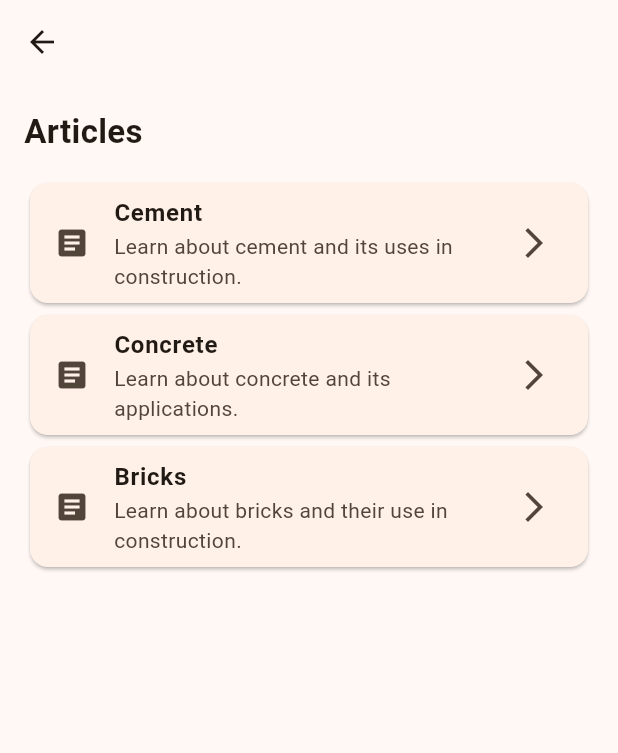
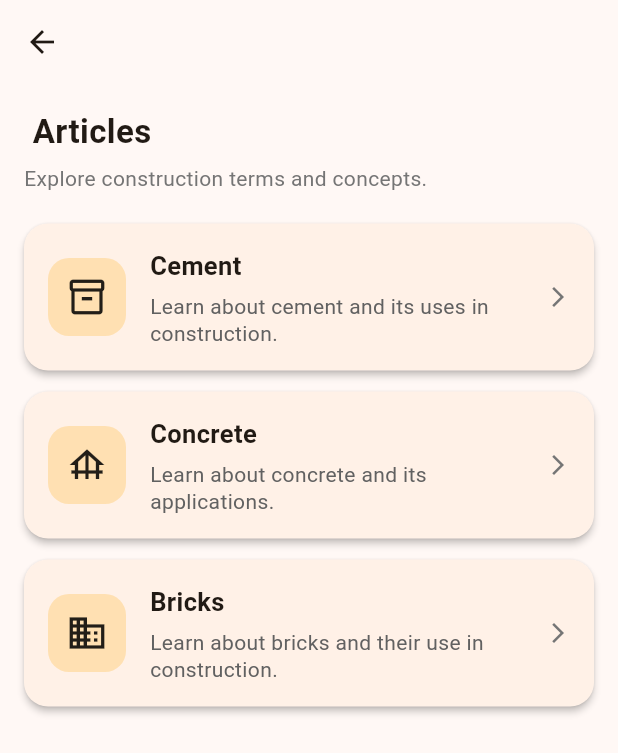
Before and after one commit to build-aayan1219/constropedia, a Flutter app: the CategoryPage screen opened directly with empty values, on a phone screen of 412 x 824 dp. Shown: the top 753 px of the screen. Run offline on Flutter 3.47's test engine with Material 3 defaults, Android fonts, the light colour scheme and no system bars; our stand-ins replace cloud_firestore, firebase_auth, firebase_core; accounts and stored records are empty.

Commit message:
Refactor CategoryPage layout and improve article card presentation

```diff
--- a/lib/screens/category_page.dart
+++ b/lib/screens/category_page.dart
@@ -13,143 +13,175 @@ class CategoryPage extends StatelessWidget {
   Widget build(BuildContext context) {
     return Scaffold(
       appBar: AppBar(
-        title: Text(categoryName),
+        title: Text(
+          categoryName,
+          style: const TextStyle(
+            fontWeight: FontWeight.bold,
+          ),
+        ),
       ),
 
       body: ListView(
         padding: const EdgeInsets.all(16),
 
         children: [
-          const Text(
-            'Articles',
-            style: TextStyle(
+          // PAGE HEADING
+          Text(
+            '$categoryName Articles',
+            style: const TextStyle(
               fontSize: 22,
               fontWeight: FontWeight.bold,
             ),
           ),
 
-          const SizedBox(height: 15),
+          const SizedBox(height: 6),
 
-          // CEMENT
-          Card(
-            child: ListTile(
-              leading: const Icon(
-                Icons.article,
-              ),
-
-              title: const Text(
-                'Cement',
+          Text(
+            'Explore construction terms and concepts.',
             style: TextStyle(
-                  fontWeight: FontWeight.bold,
+              fontSize: 14,
+              color: Colors.grey.shade600,
             ),
           ),
 
-              subtitle: const Text(
+          const SizedBox(height: 20),
+
+          // CEMENT
+          _buildArticleCard(
+            context: context,
+            title: 'Cement',
+            description:
                 'Learn about cement and its uses in construction.',
+            icon: Icons.inventory_2_outlined,
+            articleDescription:
+                'Cement is a binding material commonly used in construction. '
+                'It is mixed with water and other materials to produce '
+                'concrete and mortar.',
           ),
 
-              trailing: const Icon(
-                Icons.arrow_forward_ios,
+          // CONCRETE
+          _buildArticleCard(
+            context: context,
+            title: 'Concrete',
+            description:
+                'Learn about concrete and its applications.',
+            icon: Icons.foundation_outlined,
+            articleDescription:
+                'Concrete is a construction material made by combining '
+                'cement, water and aggregates. It is widely used for '
+                'buildings, roads and other structures.',
           ),
+
+          // BRICKS
+          _buildArticleCard(
+            context: context,
+            title: 'Bricks',
+            description:
+                'Learn about bricks and their use in construction.',
+            icon: Icons.domain_outlined,
+            articleDescription:
+                'Bricks are commonly used building units made from '
+                'materials such as clay. They are used for walls, '
+                'partitions and other construction applications.',
+          ),
+        ],
+      ),
+    );
+  }
+
+  // ARTICLE CARD
+  Widget _buildArticleCard({
+    required BuildContext context,
+    required String title,
+    required String description,
+    required IconData icon,
+    required String articleDescription,
+  }) {
+    return Card(
+      elevation: 2,
+      margin: const EdgeInsets.only(bottom: 14),
+
+      shape: RoundedRectangleBorder(
+        borderRadius: BorderRadius.circular(16),
+      ),
+
+      child: InkWell(
+        borderRadius: BorderRadius.circular(16),
 
         onTap: () {
           Navigator.push(
             context,
             MaterialPageRoute(
-                    builder: (context) => const ArticlePage(
-                      title: 'Cement',
-                      description:
-                          'Cement is a binding material commonly used '
-                          'in construction. It is mixed with water and '
-                          'other materials to produce concrete and mortar.',
+              builder: (context) => ArticlePage(
+                title: title,
+                description: articleDescription,
               ),
             ),
           );
         },
+
+        child: Padding(
+          padding: const EdgeInsets.all(16),
+
+          child: Row(
+            children: [
+              // ARTICLE ICON
+              Container(
+                padding: const EdgeInsets.all(12),
+
+                decoration: BoxDecoration(
+                  color: Colors.orange.shade100,
+                  borderRadius: BorderRadius.circular(14),
+                ),
+
+                child: Icon(
+                  icon,
+                  size: 28,
                 ),
               ),
 
-          // CONCRETE
-          Card(
-            child: ListTile(
-              leading: const Icon(
-                Icons.article,
-              ),
+              const SizedBox(width: 16),
 
-              title: const Text(
-                'Concrete',
-                style: TextStyle(
+              // ARTICLE INFORMATION
+              Expanded(
+                child: Column(
+                  crossAxisAlignment: CrossAxisAlignment.start,
+
+                  children: [
+                    Text(
+                      title,
+                      style: const TextStyle(
+                        fontSize: 17,
                         fontWeight: FontWeight.bold,
                       ),
                     ),
 
-              subtitle: const Text(
-                'Learn about concrete and its applications.',
-              ),
+                    const SizedBox(height: 6),
 
-              trailing: const Icon(
-                Icons.arrow_forward_ios,
-              ),
-
-              onTap: () {
-                Navigator.push(
-                  context,
-                  MaterialPageRoute(
-                    builder: (context) => const ArticlePage(
-                      title: 'Concrete',
-                      description:
-                          'Concrete is a construction material made '
-                          'by combining cement, water and aggregates. '
-                          'It is widely used for buildings, roads and '
-                          'other structures.',
-                    ),
-                  ),
-                );
-              },
-            ),
-          ),
-
-          // BRICKS
-          Card(
-            child: ListTile(
-              leading: const Icon(
-                Icons.article,
-              ),
-
-              title: const Text(
-                'Bricks',
+                    Text(
+                      description,
                       style: TextStyle(
-                  fontWeight: FontWeight.bold,
-                ),
-              ),
-
-              subtitle: const Text(
-                'Learn about bricks and their use in construction.',
-              ),
-
-              trailing: const Icon(
-                Icons.arrow_forward_ios,
-              ),
-
-              onTap: () {
-                Navigator.push(
-                  context,
-                  MaterialPageRoute(
-                    builder: (context) => const ArticlePage(
-                      title: 'Bricks',
-                      description:
-                          'Bricks are commonly used building units '
-                          'made from materials such as clay. They are '
-                          'used for walls, partitions and other '
-                          'construction applications.',
-                    ),
-                  ),
-                );
-              },
+                        fontSize: 14,
+                        color: Colors.grey.shade700,
+                        height: 1.3,
                       ),
                     ),
                   ],
                 ),
+              ),
+
+              const SizedBox(width: 8),
+
+              // ARROW
+              Icon(
+                Icons.arrow_forward_ios,
+                size: 16,
+                color: Colors.grey.shade600,
+              ),
+            ],
+          ),
+        ),
+      ),
     );
   }
 }
```
Lines whose indentation alone changed are shown as unchanged.
